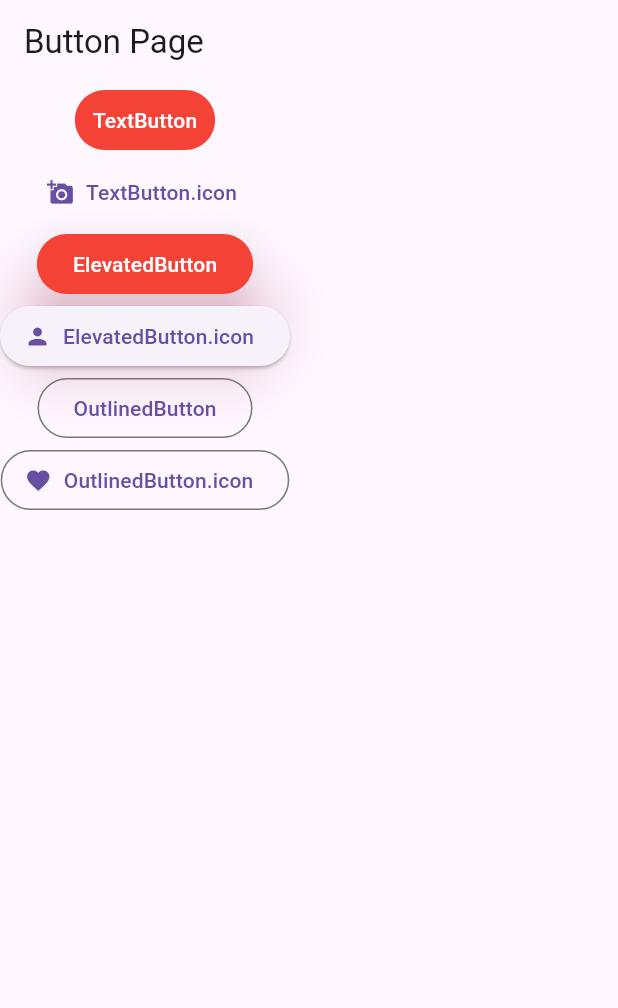
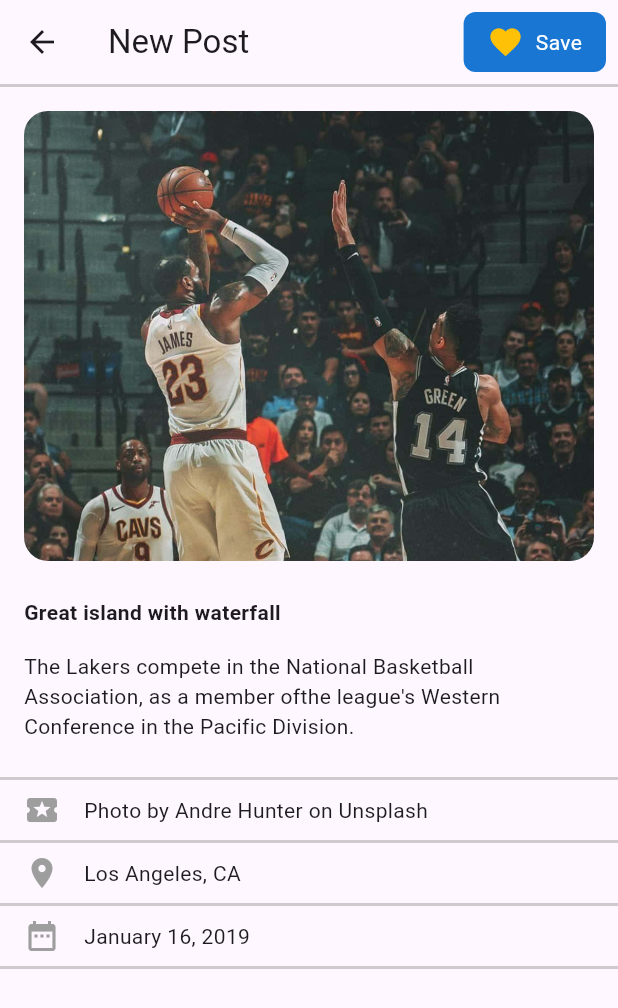
Before and after one commit to gelecekvadisi/f5_ders_notlari, a Flutter app: the screen it shows after launch, on a phone screen of 412 x 824 dp. Shown: the top 1008 px of the screen. Run offline on Flutter 3.47's test engine with Material 3 defaults, Android fonts, the phone set to English and light mode, and no system bars.

Commit message:
dropdown button ve poupMenuButton widgetları işlendi NbaPage arayüzü tasarlandı.

```diff
--- a/flutter/flutter_application_2/lib/image_page.dart
+++ b/flutter/flutter_application_2/lib/image_page.dart
@@ -21,7 +21,7 @@ class ImagePage extends StatelessWidget {
                       width: 200,
                       height: 200,
                       decoration: BoxDecoration(
-                        image: DecorationImage(image: NetworkImage(imageUrl), fit: BoxFit.cover)
+                        image: DecorationImage(image: AssetImage("assets/images/car.jpg"), fit: BoxFit.cover)
                       ),
                     ),
                   ),
--- a/flutter/flutter_application_2/lib/main.dart
+++ b/flutter/flutter_application_2/lib/main.dart
@@ -1,4 +1,7 @@
 import 'package:flutter/material.dart';
+import 'package:flutter_application_2/buton_turleri.dart';
+import 'package:flutter_application_2/image_page.dart';
+import 'package:flutter_application_2/nba_page.dart';
 
 import 'button_page.dart';
 
@@ -23,7 +26,8 @@ class MyApp extends StatelessWidget {
           displayLarge: TextStyle(fontSize: 64, fontWeight: FontWeight.bold, color: Colors.white)
         ),
       ), */
-      home: ButtonPage(),
+      debugShowCheckedModeBanner: false,
+      home: NbaPage(),
     );
   }
 }
--- /dev/null
+++ b/flutter/flutter_application_2/lib/nba_page.dart
@@ -0,0 +1,113 @@
+import 'package:flutter/material.dart';
+
+class NbaPage extends StatelessWidget {
+  const NbaPage({super.key});
+
+  @override
+  Widget build(BuildContext context) {
+    return Scaffold(
+      appBar: appBar(),
+      body: Column(
+        crossAxisAlignment: CrossAxisAlignment.start,
+        children: [
+          divider(),
+          Padding(
+            padding: const EdgeInsets.all(16.0),
+            child: ClipRRect(
+              borderRadius: BorderRadius.circular(16),
+              child: Image.asset(
+                "assets/images/lebrn.jpg",
+                height: 300,
+                width: double.infinity,
+                fit: BoxFit.cover,
+              ),
+            ),
+          ),
+          Padding(
+            padding: const EdgeInsets.symmetric(horizontal: 16.0, vertical: 8),
+            child: Text(
+              "Great island with waterfall",
+              style: TextStyle(fontWeight: FontWeight.bold),
+            ),
+          ),
+          Padding(
+            padding: const EdgeInsets.symmetric(horizontal: 16.0, vertical: 8),
+            child: Text(
+                "The Lakers compete in the National Basketball Association, as a member ofthe league's Western Conference in the Pacific Division."),
+          ),
+          Container(height: 16,),
+          divider(),
+          Padding(
+            padding: const EdgeInsets.symmetric(horizontal: 16.0, vertical: 8),
+            child: Row(
+              children: [
+                Icon(Icons.local_activity, color: Colors.grey,),
+                Container(width: 16,),
+                Text("Photo by Andre Hunter on Unsplash")
+              ],
+            ),
+          ),
+
+          divider(),
+          Padding(
+            padding: const EdgeInsets.symmetric(horizontal: 16.0, vertical: 8),
+            child: Row(
+              children: [
+                Icon(Icons.location_on, color: Colors.grey,),
+                Container(width: 16,),
+                Text("Los Angeles, CA")
+              ],
+            ),
+          ),
+
+          divider(),
+          Padding(
+            padding: const EdgeInsets.symmetric(horizontal: 16.0, vertical: 8),
+            child: Row(
+              children: [
+                Icon(Icons.date_range, color: Colors.grey,),
+                Container(width: 16,),
+                Text("January 16, 2019")
+              ],
+            ),
+          ),
+          divider(),
+        ],
+      ),
+    );
+  }
+
+  Container divider() {
+    return Container(
+          height: 2,
+          color: Colors.grey.withOpacity(0.5),
+        );
+  }
+
+  AppBar appBar() {
+    return AppBar(
+      title: Text("New Post"),
+      leading: Icon(Icons.arrow_back),
+      actions: [
+        Container(
+          margin: EdgeInsets.all(8),
+          padding: EdgeInsets.symmetric(vertical: 8, horizontal: 16),
+          decoration: BoxDecoration(
+            color: Colors.blue.shade700,
+            borderRadius: BorderRadius.circular(8),
+          ),
+          child: Row(
+            children: [
+              Padding(
+                padding: EdgeInsets.only(right: 8.0),
+                child: Icon(Icons.favorite, color: Colors.amber),
+              ),
+              // Container(width: 8,),
+              Text("Save", style: TextStyle(color: Colors.white)),
+            ],
+          ),
+        )
+      ],
+    );
+  }
+}
```
Also changed, not shown: flutter/flutter_application_2/lib/buton_turleri.dart (added, +97 -0 lines), flutter/flutter_application_2/lib/button_page.dart (+32 -8 lines), flutter/flutter_application_2/assets/images/lebrn.jpg (added).
